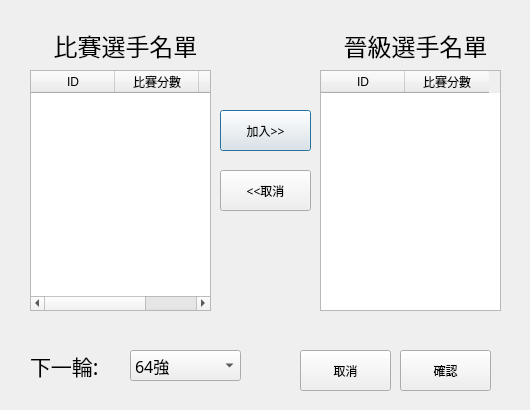
Qt form client/src/ui/MatchFinishDialog.ui (RuiChen0101/2019nukl) before a commit.
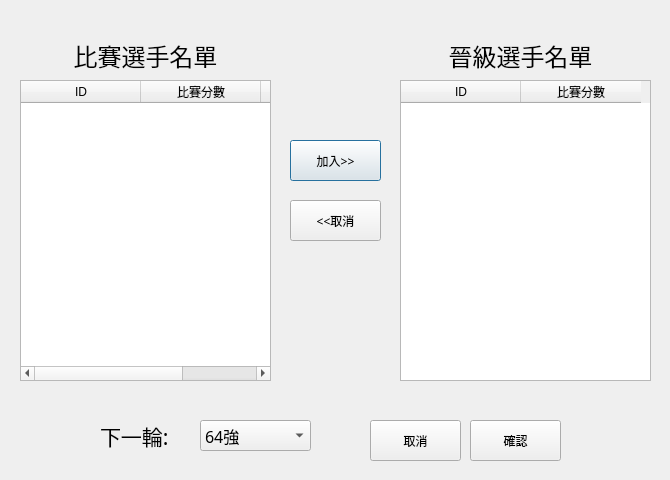
The same form after that commit.

Diff of the .ui file:
```diff
--- a/client/src/ui/MatchFinishDialog.ui
+++ b/client/src/ui/MatchFinishDialog.ui
@@ -6,20 +6,20 @@
    <rect>
     <x>0</x>
     <y>0</y>
-    <width>530</width>
-    <height>410</height>
+    <width>670</width>
+    <height>480</height>
    </rect>
   </property>
   <property name="minimumSize">
    <size>
-    <width>530</width>
-    <height>410</height>
+    <width>670</width>
+    <height>480</height>
    </size>
   </property>
   <property name="maximumSize">
    <size>
-    <width>530</width>
-    <height>410</height>
+    <width>670</width>
+    <height>480</height>
    </size>
   </property>
   <property name="windowTitle">
@@ -28,9 +28,9 @@
   <widget class="QLabel" name="advance_player_list_label">
    <property name="geometry">
     <rect>
-     <x>340</x>
-     <y>30</y>
-     <width>151</width>
+     <x>420</x>
+     <y>40</y>
+     <width>201</width>
      <height>31</height>
     </rect>
    </property>
@@ -50,10 +50,10 @@
   <widget class="QTableWidget" name="player_list">
    <property name="geometry">
     <rect>
-     <x>30</x>
-     <y>70</y>
-     <width>181</width>
-     <height>241</height>
+     <x>20</x>
+     <y>80</y>
+     <width>251</width>
+     <height>301</height>
     </rect>
    </property>
    <property name="editTriggers">
@@ -66,7 +66,7 @@
     <enum>QAbstractItemView::SelectRows</enum>
    </property>
    <attribute name="horizontalHeaderDefaultSectionSize">
-    <number>84</number>
+    <number>120</number>
    </attribute>
    <column>
     <property name="text">
@@ -87,10 +87,10 @@
   <widget class="QTableWidget" name="advance_player_list">
    <property name="geometry">
     <rect>
-     <x>320</x>
-     <y>70</y>
-     <width>181</width>
-     <height>241</height>
+     <x>400</x>
+     <y>80</y>
+     <width>251</width>
+     <height>301</height>
     </rect>
    </property>
    <property name="editTriggers">
@@ -103,7 +103,7 @@
     <enum>QAbstractItemView::SelectRows</enum>
    </property>
    <attribute name="horizontalHeaderDefaultSectionSize">
-    <number>84</number>
+    <number>120</number>
    </attribute>
    <column>
     <property name="text">
@@ -119,9 +119,9 @@
   <widget class="QLabel" name="player_list_label">
    <property name="geometry">
     <rect>
-     <x>50</x>
-     <y>30</y>
-     <width>151</width>
+     <x>40</x>
+     <y>40</y>
+     <width>211</width>
      <height>31</height>
     </rect>
    </property>
@@ -141,8 +141,8 @@
   <widget class="QPushButton" name="add_btn">
    <property name="geometry">
     <rect>
-     <x>220</x>
-     <y>110</y>
+     <x>290</x>
+     <y>140</y>
      <width>91</width>
      <height>41</height>
     </rect>
@@ -159,8 +159,8 @@
   <widget class="QPushButton" name="remove_btn">
    <property name="geometry">
     <rect>
-     <x>220</x>
-     <y>170</y>
+     <x>290</x>
+     <y>200</y>
      <width>91</width>
      <height>41</height>
     </rect>
@@ -177,8 +177,8 @@
   <widget class="QPushButton" name="ok_btn">
    <property name="geometry">
     <rect>
-     <x>400</x>
-     <y>350</y>
+     <x>470</x>
+     <y>420</y>
      <width>91</width>
      <height>41</height>
     </rect>
@@ -195,8 +195,8 @@
   <widget class="QPushButton" name="cancel_btn">
    <property name="geometry">
     <rect>
-     <x>300</x>
-     <y>350</y>
+     <x>370</x>
+     <y>420</y>
      <width>91</width>
      <height>41</height>
     </rect>
@@ -213,8 +213,8 @@
   <widget class="QLabel" name="next_round_label">
    <property name="geometry">
     <rect>
-     <x>30</x>
-     <y>350</y>
+     <x>100</x>
+     <y>420</y>
      <width>91</width>
      <height>31</height>
     </rect>
@@ -232,8 +232,8 @@
   <widget class="QComboBox" name="next_round">
    <property name="geometry">
     <rect>
-     <x>130</x>
-     <y>350</y>
+     <x>200</x>
+     <y>420</y>
      <width>111</width>
      <height>31</height>
     </rect>
```
